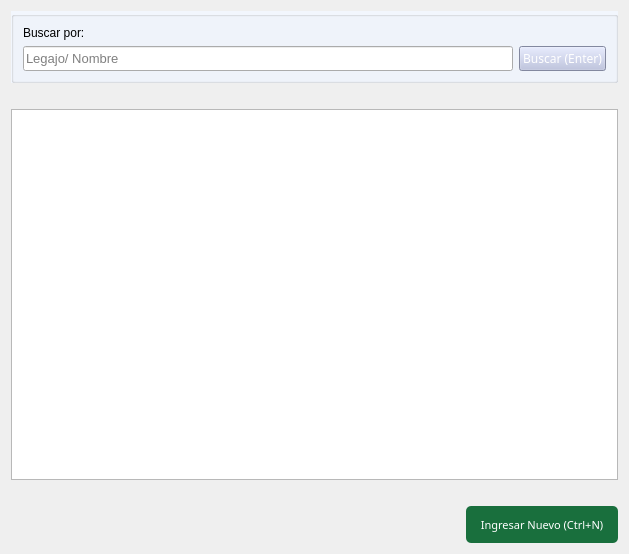
Before: the Qt Designer form gui/listas/operarios_lista.ui in Lonaris/Corupel, drawn with Qt 5.
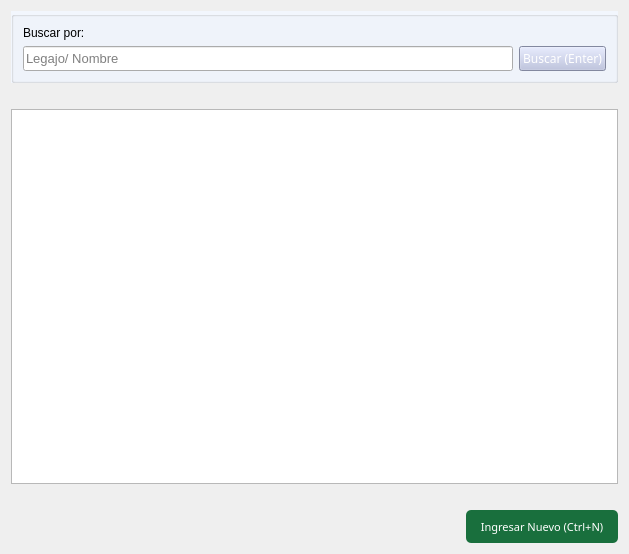
After: the same form once the commit is applied. Icons and pictures are not drawn.

Diff of the .ui file:
```diff
--- a/gui/listas/operarios_lista.ui
+++ b/gui/listas/operarios_lista.ui
@@ -15,7 +15,7 @@
   </property>
   <layout class="QGridLayout" name="gridLayout">
    <item row="0" column="0">
-    <layout class="QGridLayout" name="gridLayout_2" rowstretch="0,0,80,0,8,0">
+    <layout class="QGridLayout" name="gridLayout_2" rowstretch="0,0,80,0,7,0">
      <item row="2" column="0" colspan="2">
       <widget class="QTableView" name="tbl_operarios">
        <property name="selectionBehavior">
@@ -175,11 +175,17 @@
        <item>
         <widget class="QPushButton" name="btn_nuevo">
          <property name="sizePolicy">
-          <sizepolicy hsizetype="Expanding" vsizetype="Expanding">
+          <sizepolicy hsizetype="Expanding" vsizetype="Fixed">
            <horstretch>0</horstretch>
            <verstretch>0</verstretch>
           </sizepolicy>
          </property>
+         <property name="maximumSize">
+          <size>
+           <width>200</width>
+           <height>200</height>
+          </size>
+         </property>
          <property name="font">
           <font>
            <family>Ariall</family>
```
